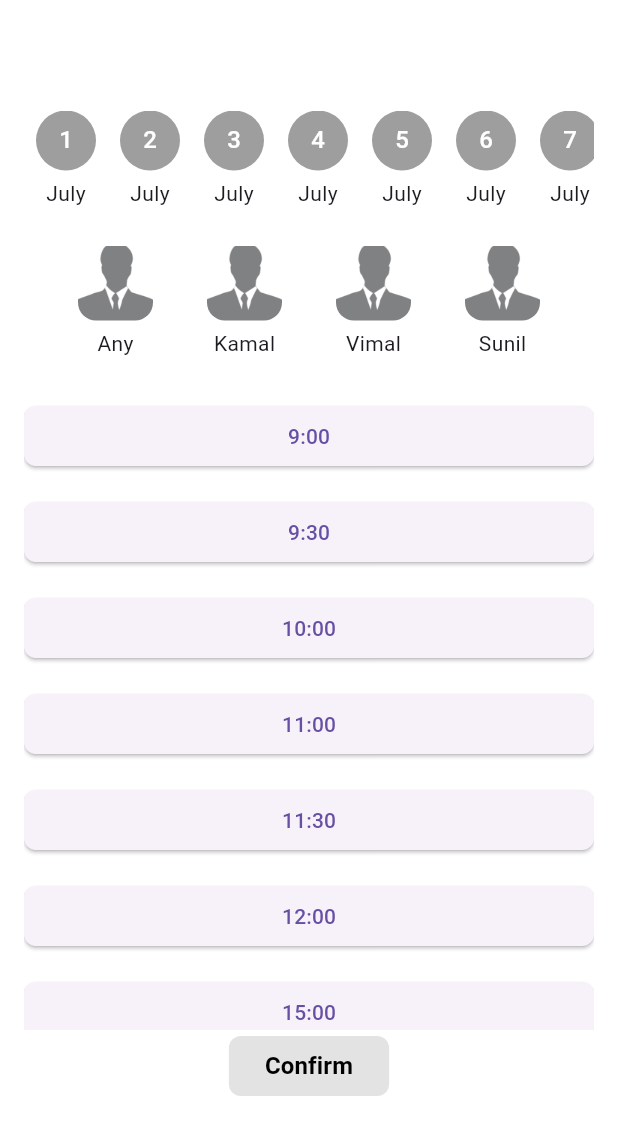
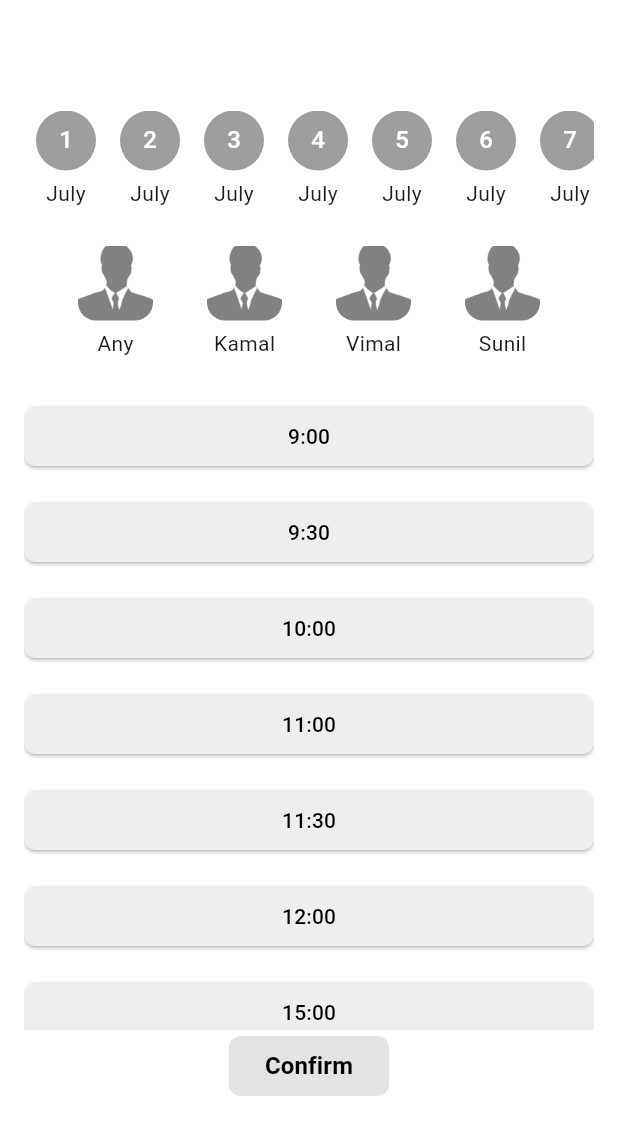
Before and after one commit to jayasinghesasmitha/Vivora-Mobile-app, a Flutter app: the BookingScreen screen opened directly, on a phone screen of 412 x 824 dp, the part 110-1236 px from its top. Run offline on Flutter 3.47's test engine with Material 3 defaults, Android fonts, the phone set to English and light mode, and no system bars; our stand-ins replace cloud_firestore, firebase_auth, firebase_core, flutter_dotenv, flutter_map, geolocator and 2 more; accounts and stored records are empty.

Commit message:
Update booking_screen.dart

```diff
--- a/book_my_saloon/lib/screens/booking_screen.dart
+++ b/book_my_saloon/lib/screens/booking_screen.dart
@@ -22,19 +22,22 @@ class _BookingScreenState extends State<BookingScreen> {
       '18': ['9:00', '9:30', '10:00'],
       '19': ['9:00', '9:30', '10:00'],
       '20': ['9:00', '9:30', '10:00'],
-      for (int i = 1; i <= 31; i++) if (i != 20) '$i': ['9:00', '9:30', '10:00'],
+      for (int i = 1; i <= 31; i++)
+        if (i != 20) '$i': ['9:00', '9:30', '10:00'],
     },
     'Vimal': {
       '18': ['11:00', '11:30', '12:00'],
       '19': ['11:00', '11:30', '12:00'],
       '20': ['11:00', '11:30', '12:00'],
-      for (int i = 1; i <= 31; i++) if (i != 20) '$i': ['11:00', '11:30', '12:00'],
+      for (int i = 1; i <= 31; i++)
+        if (i != 20) '$i': ['11:00', '11:30', '12:00'],
     },
     'Sunil': {
       '18': ['15:00', '16:00'],
       '19': ['15:00', '16:00'],
       '20': ['15:00'], // Removed 16:00 slot for 20th
-      for (int i = 1; i <= 31; i++) if (i != 20) '$i': ['15:00', '16:00'],
+      for (int i = 1; i <= 31; i++)
+        if (i != 20) '$i': ['15:00', '16:00'],
     },
   };
 
@@ -97,7 +100,9 @@ class _BookingScreenState extends State<BookingScreen> {
                         children: [
                           CircleAvatar(
                             radius: 20,
-                            backgroundColor: selectedDate == date ? Colors.black : Colors.grey,
+                            backgroundColor: selectedDate == date
+                                ? Colors.black
+                                : Colors.grey,
                             child: Text(
                               date,
                               style: TextStyle(color: Colors.white),
@@ -134,7 +139,9 @@ class _BookingScreenState extends State<BookingScreen> {
                     child: ElevatedButton(
                       onPressed: () {
                         setState(() {
-                          if (selectedTimeSlots.contains(availableSlots[index])) {
+                          if (selectedTimeSlots.contains(
+                            availableSlots[index],
+                          )) {
                             selectedTimeSlots.remove(availableSlots[index]);
                           } else {
                             selectedTimeSlots.add(availableSlots[index]);
@@ -142,14 +149,19 @@ class _BookingScreenState extends State<BookingScreen> {
                         });
                       },
                       style: ElevatedButton.styleFrom(
-                        backgroundColor: selectedTimeSlots.contains(availableSlots[index])
-                            ? Colors.grey
-                            : null,
+                        backgroundColor:
+                            selectedTimeSlots.contains(availableSlots[index])
+                            ? Colors.grey[500] // Ash color for selected slots
+                            : Colors
+                                  .grey[200], // Ash color for unselected slots
                         shape: RoundedRectangleBorder(
                           borderRadius: BorderRadius.circular(8),
                         ),
                       ),
-                      child: Text(availableSlots[index]),
+                      child: Text(
+                        availableSlots[index],
+                        style: TextStyle(color: Colors.black),
+                      ),
                     ),
                   );
                 },
```
